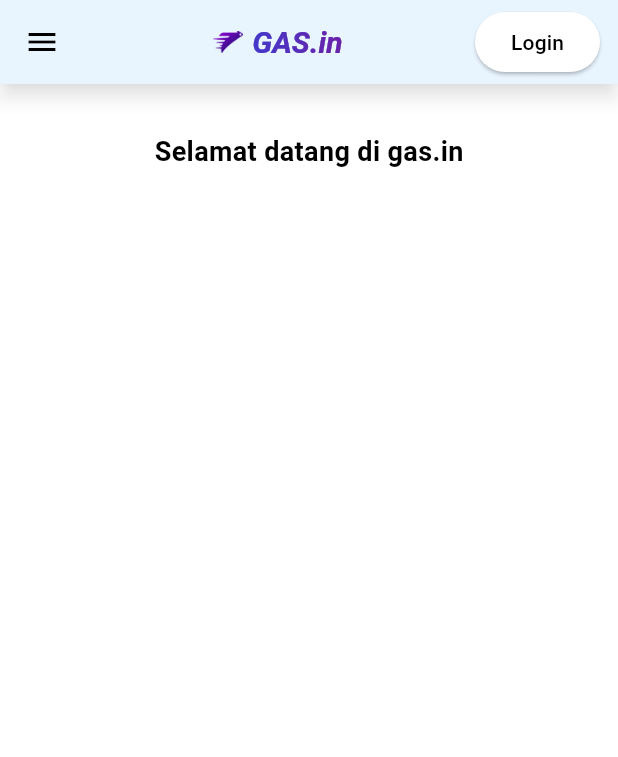
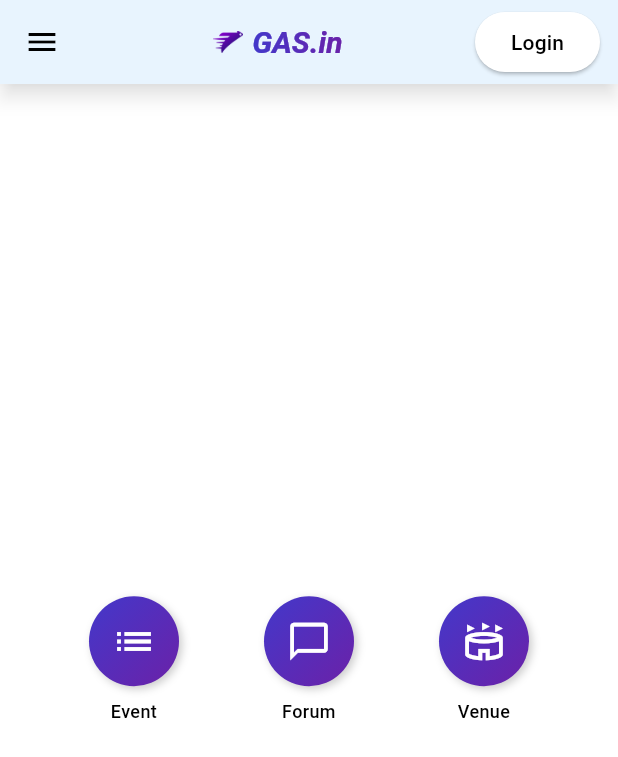
Before and after one commit to PBP-D-07/gas-in-mobile, a Flutter app: the screen it shows after launch, on a phone screen of 412 x 824 dp. Shown: the top 757 px of the screen. Run offline on Flutter 3.47's test engine with Material 3 defaults, Android fonts, the light colour scheme and no system bars; our stand-ins replace image_picker; missing offline and left inert: pbp_django_auth.

Commit message:
feat: create 3 button on main page

```diff
--- a/lib/screens/menu.dart
+++ b/lib/screens/menu.dart
@@ -3,21 +3,24 @@ import 'package:gas_in/login.dart';
 import 'package:gas_in/widgets/left_drawer.dart';
 
 class MyHomePage extends StatelessWidget {
-  const MyHomePage({super.key});
+  MyHomePage({super.key});
+
+  final List<ItemHomepage> items = [
+    ItemHomepage("Event", Icons.list),
+    ItemHomepage("Forum", Icons.chat_bubble_outline_outlined ),
+    ItemHomepage("Venue", Icons.stadium_outlined ),
+  ];
 
   @override
   Widget build(BuildContext context) {
-    // Scaffold menyediakan struktur dasar halaman dengan AppBar dan body.
     return Scaffold(
       appBar: AppBar(
         backgroundColor: Colors.white,
         elevation: 5,
         shadowColor: Colors.black.withValues(alpha: 0.5),
         titleSpacing: 0,
-
         title: Row(
           children: [
-            /// CENTER — Logo + Brand, dengan Expanded agar benar-benar center
             Expanded(
               child: Center(
                 child: Row(
@@ -25,14 +28,10 @@ class MyHomePage extends StatelessWidget {
                   mainAxisAlignment: MainAxisAlignment.center,
                   children: [
                     Image.asset("assets/logo.png", width: 20),
-                    SizedBox(width: 6),
+                    const SizedBox(width: 6),
                     ShaderMask(
-                      shaderCallback: (bounds) =>
-                          const LinearGradient(
-                            colors: [
-                              Color(0xFF4338CA), // indigo-700
-                              Color(0xFF6B21A8), // purple-800
-                            ],
+                      shaderCallback: (bounds) => const LinearGradient(
+                        colors: [Color(0xFF4338CA), Color(0xFF6B21A8)],
                         begin: Alignment.centerLeft,
                         end: Alignment.centerRight,
                       ).createShader(
@@ -46,7 +45,7 @@ class MyHomePage extends StatelessWidget {
                             fontStyle: FontStyle.italic,
                             fontSize: 20,
                             fontWeight: FontWeight.bold,
-                            color: Colors.white, // warna tetap harus ada
+                            color: Colors.white,
                           ),
                         ),
                       ),
@@ -55,8 +54,6 @@ class MyHomePage extends StatelessWidget {
                 ),
               ),
             ),
-
-            /// RIGHT — Login Button
             Padding(
               padding: const EdgeInsets.only(right: 12),
               child: ElevatedButton(
@@ -66,87 +63,37 @@ class MyHomePage extends StatelessWidget {
                     MaterialPageRoute(builder: (context) => LoginPage()),
                   );
                 },
-                child: Text(
+                child: const Text(
                   "Login",
-                  style: const TextStyle(color: Colors.black),
+                  style: TextStyle(color: Colors.black),
                 ),
               ),
             ),
           ],
         ),
       ),
-
-      drawer: LeftDrawer(),
-
-      // Body halaman dengan padding di sekelilingnya.
+      drawer: const LeftDrawer(),
       body: Padding(
         padding: const EdgeInsets.all(16.0),
-        // Menyusun widget secara vertikal dalam sebuah kolom.
         child: Column(
           crossAxisAlignment: CrossAxisAlignment.center,
+          mainAxisAlignment: MainAxisAlignment.center,
           children: [
-            // Menempatkan widget berikutnya di tengah halaman.
             Center(
-              child: Column(
-                // Menyusun teks dan grid item secara vertikal.
-                children: [
-                  // Menampilkan teks sambutan dengan gaya tebal dan ukuran 18.
-                  const Padding(
-                    padding: EdgeInsets.only(top: 16.0),
-                    child: Text(
-                      'Selamat datang di gas.in',
-                      style: TextStyle(
-                        fontWeight: FontWeight.bold,
-                        fontSize: 18.0,
-                      ),
-                    ),
-                  ),
-
-                  // Grid untuk menampilkan ItemCard dalam bentuk grid 3 kolom.
-                  GridView.count(
+              child: GridView.count(
                 primary: true,
                 padding: const EdgeInsets.all(20),
                 crossAxisSpacing: 10,
                 mainAxisSpacing: 10,
                 crossAxisCount: 3,
-                    // Agar grid menyesuaikan tinggi kontennya.
                 shrinkWrap: true,
-                  ),
-                ],
+                // Tambahkan childAspectRatio jika teks terlalu panjang atau terpotong
+                // childAspectRatio: 0.8,
+                children: items.map((ItemHomepage item) {
+                  return ItemCard(item);
+                }).toList(),
               ),
             ),
-          ],
-        ),
-      ),
-    );
-  }
-}
-
-class InfoCard extends StatelessWidget {
-  // Kartu informasi yang menampilkan title dan content.
-
-  final String title; // Judul kartu.
-  final String content; // Isi kartu.
-
-  const InfoCard({super.key, required this.title, required this.content});
-
-  @override
-  Widget build(BuildContext context) {
-    return Card(
-      // Membuat kotak kartu dengan bayangan dibawahnya.
-      elevation: 2.0,
-      child: Container(
-        // Mengatur ukuran dan jarak di dalam kartu.
-        width:
-            MediaQuery.of(context).size.width /
-            3.5, // menyesuaikan dengan lebar device yang digunakan.
-        padding: const EdgeInsets.all(16.0),
-        // Menyusun title dan content secara vertikal.
-        child: Column(
-          children: [
-            Text(title, style: const TextStyle(fontWeight: FontWeight.bold)),
-            const SizedBox(height: 8.0),
-            Text(content),
           ],
         ),
       ),
@@ -157,7 +104,79 @@ class InfoCard extends StatelessWidget {
 class ItemHomepage {
   final String name;
   final IconData icon;
-  final Color color;
 
-  ItemHomepage(this.name, this.icon, this.color);
+  ItemHomepage(this.name, this.icon );
 }
+
+class ItemCard extends StatelessWidget {
+  final ItemHomepage item;
+
+  const ItemCard(this.item, {super.key});
+
+  @override
+  Widget build(BuildContext context) {
+    return Column(
+      mainAxisAlignment: MainAxisAlignment.center, // Vertikal center
+      children: [
+        // 1. Bagian Tombol Lingkaran
+        Container(
+          width: 60, // Tentukan ukuran lingkaran
+          height: 60,
+          decoration: BoxDecoration(
+            // Membuat bentuk lingkaran
+            shape: BoxShape.circle,
+            gradient: const LinearGradient(
+              colors: [
+                Color(0xFF4338CA), // Indigo
+                Color(0xFF6B21A8), // Purple
+              ],
+              begin: Alignment.topLeft,
+              end: Alignment.bottomRight,
+            ),
+            boxShadow: [
+              BoxShadow(
+                color: Colors.black.withOpacity(0.2),
+                blurRadius: 4,
+                offset: const Offset(2, 2),
+              ),
+            ],
+          ),
+          child: Material(
+            color: Colors.transparent,
+            child: InkWell(
+              // Membuat efek ripple (klik) juga berbentuk lingkaran
+              customBorder: const CircleBorder(),
+              onTap: () {
+                ScaffoldMessenger.of(context)
+                  ..hideCurrentSnackBar()
+                  ..showSnackBar(SnackBar(
+                      content: Text("Kamu menekan tombol ${item.name}!")));
+              },
+              child: Center(
+                child: Icon(
+                  item.icon,
+                  color: Colors.white,
+                  size: 30.0,
+                ),
+              ),
+            ),
+          ),
+        ),
+
+        // 2. Jarak antara tombol dan teks
+        const SizedBox(height: 8),
+
+        // 3. Bagian Teks (Sekarang di luar tombol)
+        Text(
+          item.name,
+          textAlign: TextAlign.center,
+          style: const TextStyle(
+            color: Colors.black, // Ubah ke hitam agar terbaca di background putih
+            fontSize: 12,
+            fontWeight: FontWeight.w500,
+          ),
+        ),
+      ],
+    );
+  }
+}
```
Lines whose indentation alone changed are shown as unchanged.
